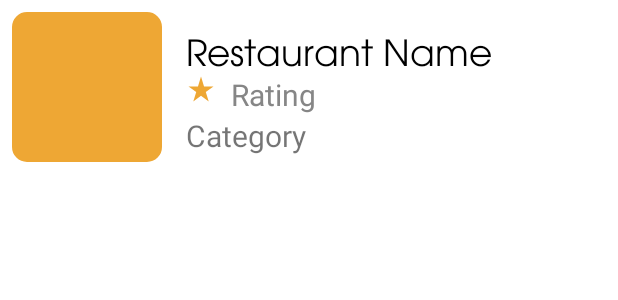
After one commit to tusdang33/Food_App, an Android app: the layout item_manage_restaurant.xml on its own in the app's theme, with its tools: preview values and no code run, on a phone screen of 412 x 824 dp. The commit adds this screen. Shown: the top 300 px of the screen. Run offline under Robolectric (Android 15) with nearby library versions, the phone set to English and light mode, and no system bars.

Commit message:
manage restaurant updates

```diff
--- a/app/build.gradle
+++ b/app/build.gradle
@@ -4,6 +4,7 @@ plugins {
     id 'com.google.gms.google-services'
     id 'kotlin-kapt'
     id 'dagger.hilt.android.plugin'
+    id("androidx.navigation.safeargs")
 }
 
 android {
--- a/app/src/main/java/com/kaizm/food_app/data/repository/RestaurantRepositoryImpl.kt
+++ b/app/src/main/java/com/kaizm/food_app/data/repository/RestaurantRepositoryImpl.kt
@@ -41,7 +41,6 @@ class RestaurantRepositoryImpl : RestaurantRepository {
                     }
                 }
                 trySend(Result.success(listRestaurant))
-
             }
         } catch (e: Exception) {
             send(Result.failure(e))
--- a/app/src/main/java/com/kaizm/food_app/presentation/profile/ProfileFragment.kt
+++ b/app/src/main/java/com/kaizm/food_app/presentation/profile/ProfileFragment.kt
@@ -33,5 +33,9 @@ class ProfileFragment : Fragment() {
         binding.btnRes.setOnClickListener {
             findNavController().navigate(R.id.action_profileFragment_to_addRestaurantFragment)
         }
+
+        binding.btnManage.setOnClickListener {
+            findNavController().navigate(R.id.action_profileFragment_to_manageRestaurantFragment)
+        }
     }
 }
--- /dev/null
+++ b/app/src/main/res/drawable/ic_star_rate.xml
@@ -0,0 +1,5 @@
+<vector android:height="24dp" android:tint="#EEA734"
+    android:viewportHeight="24" android:viewportWidth="24"
+    android:width="24dp" xmlns:android="http://schemas.android.com/apk/res/android">
+    <path android:fillColor="@android:color/white" android:pathData="M14.43,10l-2.43,-8l-2.43,8l-7.57,0l6.18,4.41l-2.35,7.59l6.17,-4.69l6.18,4.69l-2.35,-7.59l6.17,-4.41z"/>
+</vector>
--- a/app/src/main/res/layout/fragment_profile.xml
+++ b/app/src/main/res/layout/fragment_profile.xml
@@ -17,5 +17,10 @@
         android:layout_width="wrap_content"
         android:layout_height="wrap_content"
         android:text="food" />
+    <Button
+        android:id="@+id/btnManage"
+        android:layout_width="wrap_content"
+        android:layout_height="wrap_content"
+        android:text="manage" />
 
 </LinearLayout>
--- /dev/null
+++ b/app/src/main/res/layout/item_manage_restaurant.xml
@@ -0,0 +1,71 @@
+<?xml version="1.0" encoding="utf-8"?>
+<androidx.constraintlayout.widget.ConstraintLayout xmlns:android="http://schemas.android.com/apk/res/android"
+    android:layout_width="match_parent"
+    android:layout_height="wrap_content"
+    xmlns:app="http://schemas.android.com/apk/res-auto"
+    android:paddingVertical="8dp"
+    android:layout_marginHorizontal="8dp">
+
+    <com.google.android.material.imageview.ShapeableImageView
+        android:id="@+id/ivRestaurant"
+        android:layout_width="100dp"
+        android:layout_height="100dp"
+        android:adjustViewBounds="true"
+        android:scaleType="centerCrop"
+        android:src="@color/main_color"
+        app:layout_constraintBottom_toBottomOf="parent"
+        app:layout_constraintStart_toStartOf="parent"
+        app:layout_constraintTop_toTopOf="parent"
+        app:shapeAppearanceOverlay="@style/roundedImageView" />
+
+    <TextView
+        android:id="@+id/tvRestaurantName"
+        android:layout_width="0dp"
+        android:layout_height="wrap_content"
+        android:textColor="@color/black"
+        android:text="@string/register_tv_restaurant_name"
+        android:textSize="24sp"
+        android:fontFamily="@font/utm_avo"
+        android:layout_marginStart="16dp"
+        android:layout_marginEnd="32dp"
+        android:layout_marginTop="8dp"
+        app:layout_constraintEnd_toEndOf="parent"
+        app:layout_constraintStart_toEndOf="@+id/ivRestaurant"
+        app:layout_constraintTop_toTopOf="parent" />
+    <ImageView
+        android:id="@+id/ivStarRate"
+        android:layout_width="20dp"
+        android:layout_height="20dp"
+        android:src="@drawable/ic_star_rate"
+        android:layout_marginStart="16dp"
+        app:layout_constraintEnd_toStartOf="@id/tvRating"
+        app:layout_constraintStart_toEndOf="@id/ivRestaurant"
+        app:layout_constraintTop_toBottomOf="@id/tvRestaurantName"
+        />
+    <TextView
+        android:id="@+id/tvRating"
+        android:layout_width="0dp"
+        android:layout_height="wrap_content"
+        app:layout_constraintEnd_toEndOf="parent"
+        app:layout_constraintStart_toEndOf="@id/ivStarRate"
+        app:layout_constraintTop_toBottomOf="@id/tvRestaurantName"
+        android:textSize="20sp"
+        android:textColor="@color/body_text_color"
+        android:text="@string/tv_rating_restaurant"
+        android:layout_marginStart="10dp"
+        />
+
+    <TextView
+        android:id="@+id/tvCategory"
+        android:layout_width="0dp"
+        android:layout_height="wrap_content"
+        app:layout_constraintEnd_toEndOf="parent"
+        app:layout_constraintTop_toBottomOf="@id/tvRating"
+        app:layout_constraintStart_toEndOf="@id/ivRestaurant"
+        android:text="@string/tv_category"
+        android:textSize="20sp"
+        android:layout_marginStart="16dp"
+        />
+
+
+</androidx.constraintlayout.widget.ConstraintLayout>
--- a/app/src/main/res/values/strings.xml
+++ b/app/src/main/res/values/strings.xml
@@ -44,4 +44,9 @@
     <string name="register_btn_confirm_update">Confirm Update</string>
     <string name="register_tv_restaurant_category">Restaurant Category</string>
 
+    //Manage Restaurant
+    <string name="manage_restaurant">Manage Restaurant</string>
+    <string name="tv_rating_restaurant">Rating</string>
+    <string name="tv_category">Category</string>
+
 </resources>
--- a/build.gradle
+++ b/build.gradle
@@ -2,6 +2,7 @@ buildscript {
     dependencies {
         classpath 'com.google.gms:google-services:4.3.10'
         classpath "com.google.dagger:hilt-android-gradle-plugin:2.45"
+        classpath 'androidx.navigation:navigation-safe-args-gradle-plugin:2.3.2'
     }
 }// Top-level build file where you can add configuration options common to all sub-projects/modules.
 plugins {
```
Also changed, not shown: app/src/main/java/com/kaizm/food_app/presentation/manageRestaurant/ManageRestaurant.kt (deleted, +0 -60 lines), app/src/main/java/com/kaizm/food_app/presentation/manageRestaurant/ManageRestaurantAdapter.kt (added, +70 -0 lines), app/src/main/java/com/kaizm/food_app/presentation/manageRestaurant/ManageRestaurantFragment.kt (added, +71 -0 lines), app/src/main/java/com/kaizm/food_app/presentation/manageRestaurant/ManageRestaurantViewModel.kt (added, +56 -0 lines), app/src/main/res/drawable/ic_plus.xml (added, +19 -0 lines), app/src/main/res/layout/fragment_manage_restaurant.xml (+60 -5 lines), app/src/main/res/navigation/nav_graph.xml (+11 -0 lines).
